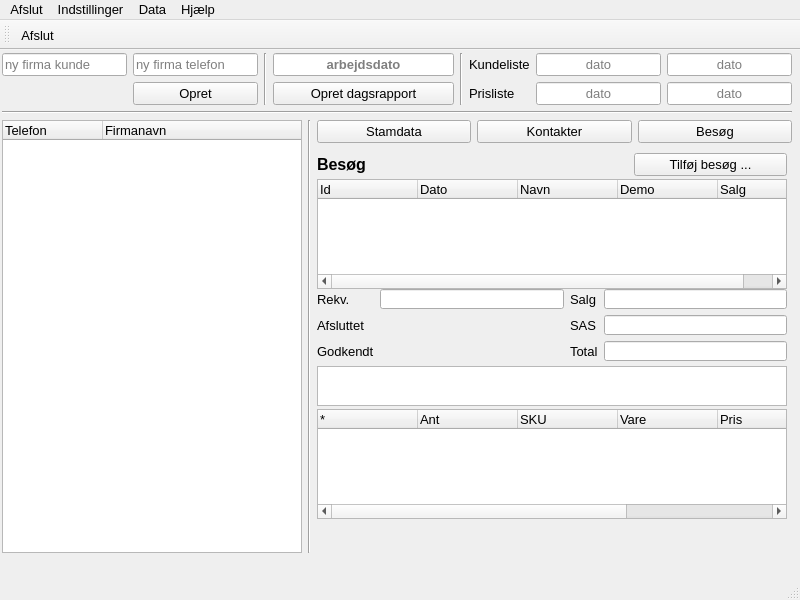
fhdk/eordre2, file buildtools/ui/main_window.ui: the form before one commit.
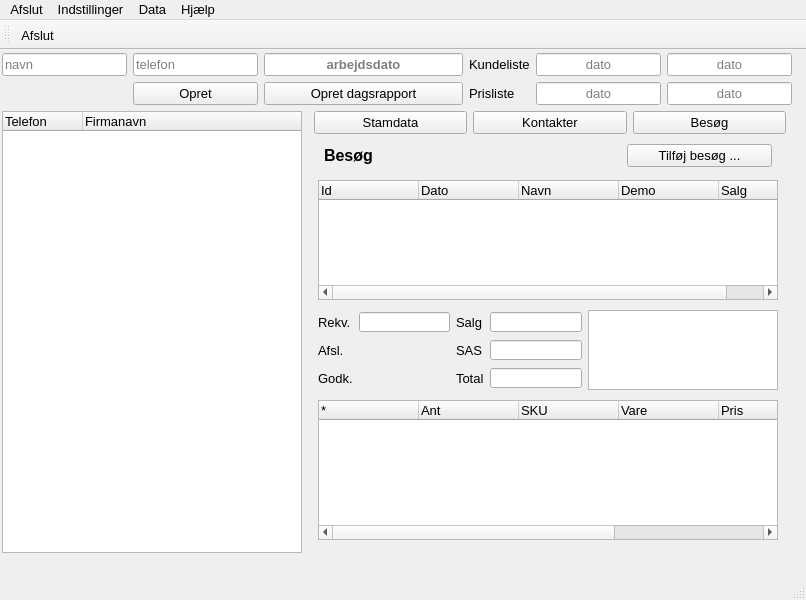
The form after the commit. Icons and pictures are not drawn.

```diff
--- a/buildtools/ui/main_window.ui
+++ b/buildtools/ui/main_window.ui
@@ -6,7 +6,7 @@
    <rect>
     <x>0</x>
     <y>0</y>
-    <width>800</width>
+    <width>806</width>
     <height>600</height>
    </rect>
   </property>
@@ -18,7 +18,7 @@
   </property>
   <property name="maximumSize">
    <size>
-    <width>800</width>
+    <width>16777215</width>
     <height>16777215</height>
    </size>
   </property>
@@ -103,7 +103,7 @@
             <string>Her indtastes firmanvn der skal oprettes</string>
            </property>
            <property name="placeholderText">
-            <string>ny firma kunde</string>
+            <string>navn</string>
            </property>
           </widget>
          </item>
@@ -121,24 +121,12 @@
             <string>Her indtastes telefon nummer for kunde der skal oprettes</string>
            </property>
            <property name="placeholderText">
-            <string>ny firma telefon</string>
+            <string>telefon</string>
            </property>
           </widget>
          </item>
         </layout>
        </item>
-       <item>
-        <widget class="Line" name="line_1">
-         <property name="font">
-          <font>
-           <pointsize>10</pointsize>
-          </font>
-         </property>
-         <property name="orientation">
-          <enum>Qt::Vertical</enum>
-         </property>
-        </widget>
-       </item>
        <item>
         <layout class="QGridLayout" name="widgetWorkdate">
          <item row="1" column="0">
@@ -190,18 +178,6 @@
          </item>
         </layout>
        </item>
-       <item>
-        <widget class="Line" name="line_2">
-         <property name="font">
-          <font>
-           <pointsize>10</pointsize>
-          </font>
-         </property>
-         <property name="orientation">
-          <enum>Qt::Vertical</enum>
-         </property>
-        </widget>
-       </item>
        <item>
         <layout class="QGridLayout" name="widgetLastUpdate">
          <item row="0" column="2">
@@ -346,18 +322,6 @@
        </item>
       </layout>
      </item>
-     <item>
-      <widget class="Line" name="line_3">
-       <property name="font">
-        <font>
-         <pointsize>10</pointsize>
-        </font>
-       </property>
-       <property name="orientation">
-        <enum>Qt::Horizontal</enum>
-       </property>
-      </widget>
-     </item>
      <item>
       <layout class="QHBoxLayout" name="mainGrid">
        <item>
@@ -374,8 +338,11 @@
          <property name="editTriggers">
           <set>QAbstractItemView::NoEditTriggers</set>
          </property>
+         <property name="alternatingRowColors">
+          <bool>true</bool>
+         </property>
          <property name="indentation">
-          <number>0</number>
+          <number>20</number>
          </property>
          <property name="rootIsDecorated">
           <bool>false</bool>
@@ -389,6 +356,9 @@
          <property name="columnCount">
           <number>2</number>
          </property>
+         <attribute name="headerDefaultSectionSize">
+          <number>80</number>
+         </attribute>
          <column>
           <property name="text">
            <string>Telefon</string>
@@ -401,22 +371,22 @@
          </column>
         </widget>
        </item>
-       <item>
-        <widget class="Line" name="line_4">
-         <property name="font">
-          <font>
-           <pointsize>10</pointsize>
-          </font>
-         </property>
-         <property name="orientation">
-          <enum>Qt::Vertical</enum>
-         </property>
-        </widget>
-       </item>
        <item>
         <layout class="QVBoxLayout" name="verticalLayout_2">
          <item>
           <layout class="QGridLayout" name="widgetInfoButtons">
+           <property name="leftMargin">
+            <number>6</number>
+           </property>
+           <property name="topMargin">
+            <number>0</number>
+           </property>
+           <property name="rightMargin">
+            <number>6</number>
+           </property>
+           <property name="spacing">
+            <number>6</number>
+           </property>
            <item row="0" column="2">
             <widget class="QPushButton" name="btnShowVisits">
              <property name="font">
@@ -854,13 +824,19 @@
             <widget class="QWidget" name="gridLayoutWidget">
              <property name="geometry">
               <rect>
-               <x>0</x>
+               <x>10</x>
                <y>0</y>
-               <width>470</width>
+               <width>460</width>
                <height>31</height>
               </rect>
              </property>
              <layout class="QGridLayout" name="gridLayout">
+              <property name="leftMargin">
+               <number>6</number>
+              </property>
+              <property name="rightMargin">
+               <number>6</number>
+              </property>
               <item row="0" column="1">
                <widget class="QLabel" name="label">
                 <property name="text">
@@ -894,15 +870,139 @@
               </item>
              </layout>
             </widget>
-            <widget class="QWidget" name="gridLayoutWidget_4">
+            <widget class="QTreeWidget" name="widgetVisitList">
              <property name="geometry">
               <rect>
-               <x>0</x>
-               <y>140</y>
-               <width>470</width>
-               <height>74</height>
+               <x>10</x>
+               <y>40</y>
+               <width>460</width>
+               <height>120</height>
               </rect>
              </property>
+             <property name="sizeAdjustPolicy">
+              <enum>QAbstractScrollArea::AdjustToContents</enum>
+             </property>
+             <property name="editTriggers">
+              <set>QAbstractItemView::NoEditTriggers</set>
+             </property>
+             <property name="alternatingRowColors">
+              <bool>true</bool>
+             </property>
+             <property name="indentation">
+              <number>0</number>
+             </property>
+             <property name="rootIsDecorated">
+              <bool>false</bool>
+             </property>
+             <property name="itemsExpandable">
+              <bool>false</bool>
+             </property>
+             <property name="expandsOnDoubleClick">
+              <bool>false</bool>
+             </property>
+             <column>
+              <property name="text">
+               <string>Id</string>
+              </property>
+             </column>
+             <column>
+              <property name="text">
+               <string>Dato</string>
+              </property>
+             </column>
+             <column>
+              <property name="text">
+               <string>Navn</string>
+              </property>
+             </column>
+             <column>
+              <property name="text">
+               <string>Demo</string>
+              </property>
+             </column>
+             <column>
+              <property name="text">
+               <string>Salg</string>
+              </property>
+             </column>
+            </widget>
+            <widget class="QTreeWidget" name="widgetVisitDetails">
+             <property name="geometry">
+              <rect>
+               <x>10</x>
+               <y>260</y>
+               <width>460</width>
+               <height>140</height>
+              </rect>
+             </property>
+             <property name="sizeAdjustPolicy">
+              <enum>QAbstractScrollArea::AdjustToContents</enum>
+             </property>
+             <property name="editTriggers">
+              <set>QAbstractItemView::NoEditTriggers</set>
+             </property>
+             <property name="alternatingRowColors">
+              <bool>true</bool>
+             </property>
+             <property name="selectionMode">
+              <enum>QAbstractItemView::SingleSelection</enum>
+             </property>
+             <property name="indentation">
+              <number>0</number>
+             </property>
+             <property name="rootIsDecorated">
+              <bool>false</bool>
+             </property>
+             <property name="itemsExpandable">
+              <bool>false</bool>
+             </property>
+             <column>
+              <property name="text">
+               <string>*</string>
+              </property>
+             </column>
+             <column>
+              <property name="text">
+               <string>Ant</string>
+              </property>
+             </column>
+             <column>
+              <property name="text">
+               <string>SKU</string>
+              </property>
+             </column>
+             <column>
+              <property name="text">
+               <string>Vare</string>
+              </property>
+             </column>
+             <column>
+              <property name="text">
+               <string>Pris</string>
+              </property>
+             </column>
+             <column>
+              <property name="text">
+               <string>%</string>
+              </property>
+             </column>
+             <column>
+              <property name="text">
+               <string>Ekstra</string>
+              </property>
+             </column>
+            </widget>
+            <widget class="QWidget" name="horizontalLayoutWidget">
+             <property name="geometry">
+              <rect>
+               <x>10</x>
+               <y>170</y>
+               <width>460</width>
+               <height>80</height>
+              </rect>
+             </property>
+             <layout class="QHBoxLayout" name="horizontalLayout">
+              <item>
              <layout class="QGridLayout" name="gridLayout_4">
               <item row="0" column="2">
                <widget class="QLabel" name="label_4">
@@ -999,7 +1099,7 @@
                  </size>
                 </property>
                 <property name="text">
-                 <string>Afsluttet</string>
+                   <string>Afsl.</string>
                 </property>
                </widget>
               </item>
@@ -1101,153 +1201,21 @@
               <item row="2" column="0">
                <widget class="QLabel" name="label_8">
                 <property name="text">
-                 <string>Godkendt</string>
+                   <string>Godk.</string>
                 </property>
                </widget>
               </item>
              </layout>
-            </widget>
-            <widget class="QTreeWidget" name="widgetVisitList">
-             <property name="geometry">
-              <rect>
-               <x>0</x>
-               <y>30</y>
-               <width>470</width>
-               <height>110</height>
-              </rect>
-             </property>
-             <property name="sizeAdjustPolicy">
-              <enum>QAbstractScrollArea::AdjustToContents</enum>
-             </property>
-             <property name="editTriggers">
-              <set>QAbstractItemView::NoEditTriggers</set>
-             </property>
-             <property name="alternatingRowColors">
-              <bool>true</bool>
-             </property>
-             <property name="indentation">
-              <number>0</number>
-             </property>
-             <property name="rootIsDecorated">
-              <bool>false</bool>
-             </property>
-             <property name="itemsExpandable">
-              <bool>false</bool>
-             </property>
-             <property name="expandsOnDoubleClick">
-              <bool>false</bool>
-             </property>
-             <column>
-              <property name="text">
-               <string>Id</string>
-              </property>
-             </column>
-             <column>
-              <property name="text">
-               <string>Dato</string>
-              </property>
-             </column>
-             <column>
-              <property name="text">
-               <string>Navn</string>
-              </property>
-             </column>
-             <column>
-              <property name="text">
-               <string>Demo</string>
-              </property>
-             </column>
-             <column>
-              <property name="text">
-               <string>Salg</string>
-              </property>
-             </column>
-            </widget>
-            <widget class="QTreeWidget" name="widgetVisitDetails">
-             <property name="geometry">
-              <rect>
-               <x>0</x>
-               <y>260</y>
-               <width>470</width>
-               <height>110</height>
-              </rect>
-             </property>
-             <property name="sizeAdjustPolicy">
-              <enum>QAbstractScrollArea::AdjustToContents</enum>
-             </property>
-             <property name="editTriggers">
-              <set>QAbstractItemView::NoEditTriggers</set>
-             </property>
-             <property name="alternatingRowColors">
-              <bool>true</bool>
-             </property>
-             <property name="selectionMode">
-              <enum>QAbstractItemView::NoSelection</enum>
-             </property>
-             <property name="indentation">
-              <number>0</number>
-             </property>
-             <property name="rootIsDecorated">
-              <bool>false</bool>
-             </property>
-             <property name="itemsExpandable">
-              <bool>false</bool>
-             </property>
-             <column>
-              <property name="text">
-               <string>*</string>
-              </property>
-             </column>
-             <column>
-              <property name="text">
-               <string>Ant</string>
-              </property>
-             </column>
-             <column>
-              <property name="text">
-               <string>SKU</string>
-              </property>
-             </column>
-             <column>
-              <property name="text">
-               <string>Vare</string>
-              </property>
-             </column>
-             <column>
-              <property name="text">
-               <string>Pris</string>
-              </property>
-             </column>
-             <column>
-              <property name="text">
-               <string>%</string>
-              </property>
-             </column>
-             <column>
-              <property name="text">
-               <string>Ekstra</string>
-              </property>
-             </column>
-            </widget>
+              </item>
+              <item>
             <widget class="QTextEdit" name="txtVisitInfoText">
-             <property name="geometry">
-              <rect>
-               <x>0</x>
-               <y>217</y>
-               <width>470</width>
-               <height>40</height>
-              </rect>
-             </property>
              <property name="readOnly">
               <bool>true</bool>
              </property>
             </widget>
-            <zorder>txtVisitInfoText</zorder>
-            <zorder>gridLayoutWidget</zorder>
-            <zorder>gridLayoutWidget_4</zorder>
-            <zorder>widgetVisitList</zorder>
-            <zorder>widgetVisitDetails</zorder>
-            <zorder>widgetCustomerList</zorder>
+              </item>
+             </layout>
+            </widget>
            </widget>
           </widget>
          </item>
@@ -1263,7 +1231,7 @@
     <rect>
      <x>0</x>
      <y>0</y>
-     <width>800</width>
+     <width>806</width>
      <height>23</height>
     </rect>
    </property>
```
Left out of the diff: 51 changed lines with no effect on the pictures. Lines whose indentation alone changed are shown as unchanged.
